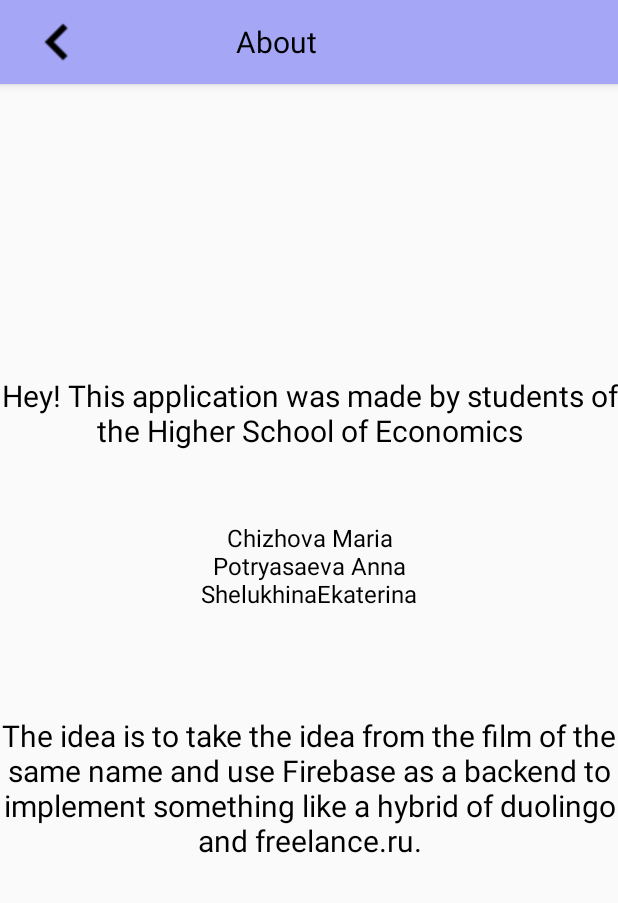
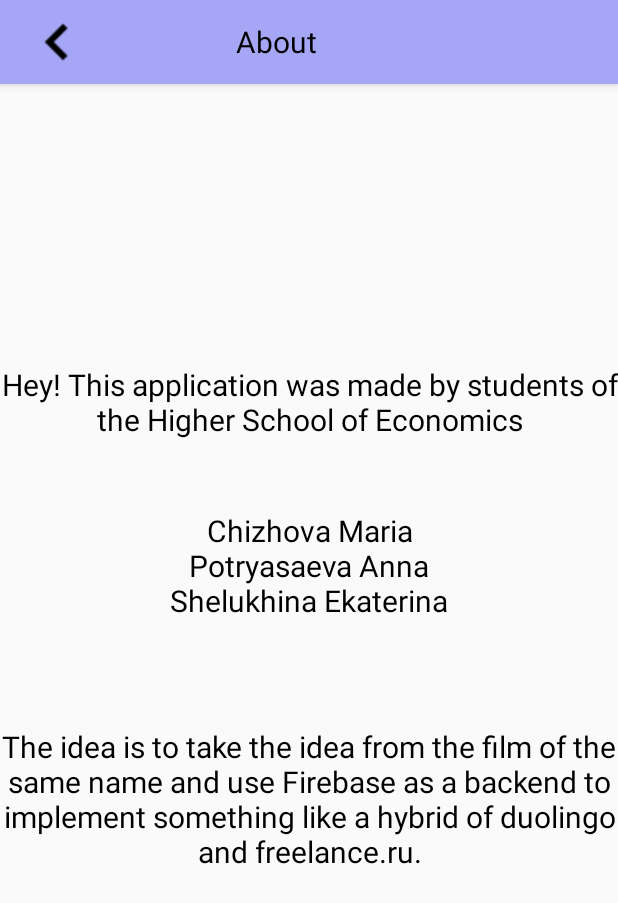
Before and after one commit to OSLL/adfmp1h22-pay-it-forward, an Android app: the AboutActivity screen opened directly, with no data from a screen before it, on a phone screen of 412 x 824 dp. Shown: the top 903 px of the screen. Run offline under Robolectric (Android 15) with nearby library versions, the phone set to English and light mode, and no system bars.

Commit message:
Remove three dots from toolbar and fix text in about

```diff
--- a/app/src/main/res/layout/activity_about.xml
+++ b/app/src/main/res/layout/activity_about.xml
@@ -86,15 +86,15 @@
             android:gravity="center"
             android:text="@string/chizhova_maria_npotryasaeva_anna_nshelukhinaekaterina"
             android:textColor="@color/black"
-            android:textSize="16sp" />
+            android:textSize="20sp" />
 
         <TextView
             android:id="@+id/about_text_view"
             android:layout_width="match_parent"
             android:layout_height="wrap_content"
+            android:gravity="center"
             android:text="@string/about_text"
             android:textColor="@color/black"
-            android:gravity="center"
             android:textSize="20sp" />
 
     </LinearLayout>
--- a/app/src/main/res/menu/menu.xml
+++ b/app/src/main/res/menu/menu.xml
@@ -1,8 +1,4 @@
 <?xml version="1.0" encoding="utf-8"?>
 <menu xmlns:android="http://schemas.android.com/apk/res/android"
     xmlns:app="http://schemas.android.com/apk/res-auto">
-    <item android:id="@+id/action_settings"
-        android:title="@string/action_settings"
-        android:orderInCategory="100"
-        app:showAsAction="never" />
 </menu>
--- a/app/src/main/res/values/strings.xml
+++ b/app/src/main/res/values/strings.xml
@@ -85,5 +85,5 @@
     <string name="task_name">Task name</string>
     <string name="_50">50</string>
     <string name="hey_this_application_was_made_by_students_of_the_higher_school_of_economics">Hey! This application was made by students of the Higher School of Economics\n\n</string>
-    <string name="chizhova_maria_npotryasaeva_anna_nshelukhinaekaterina">Chizhova Maria\nPotryasaeva Anna\nShelukhinaEkaterina</string>
+    <string name="chizhova_maria_npotryasaeva_anna_nshelukhinaekaterina">Chizhova Maria\nPotryasaeva Anna\nShelukhina Ekaterina</string>
 </resources>
```
